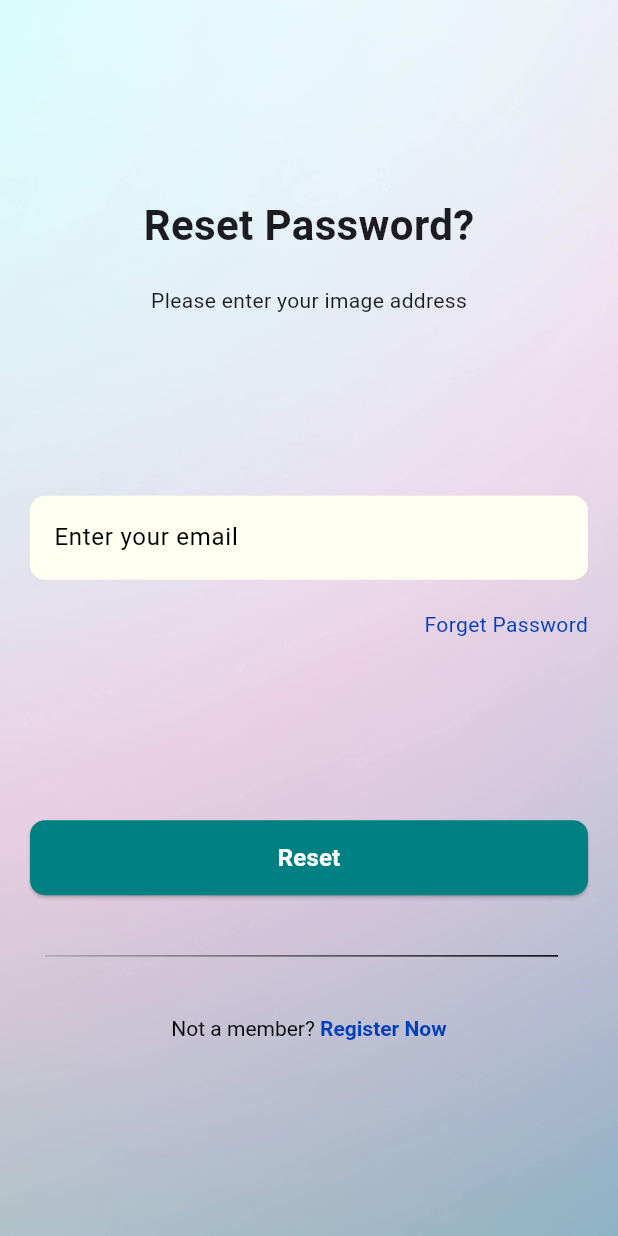
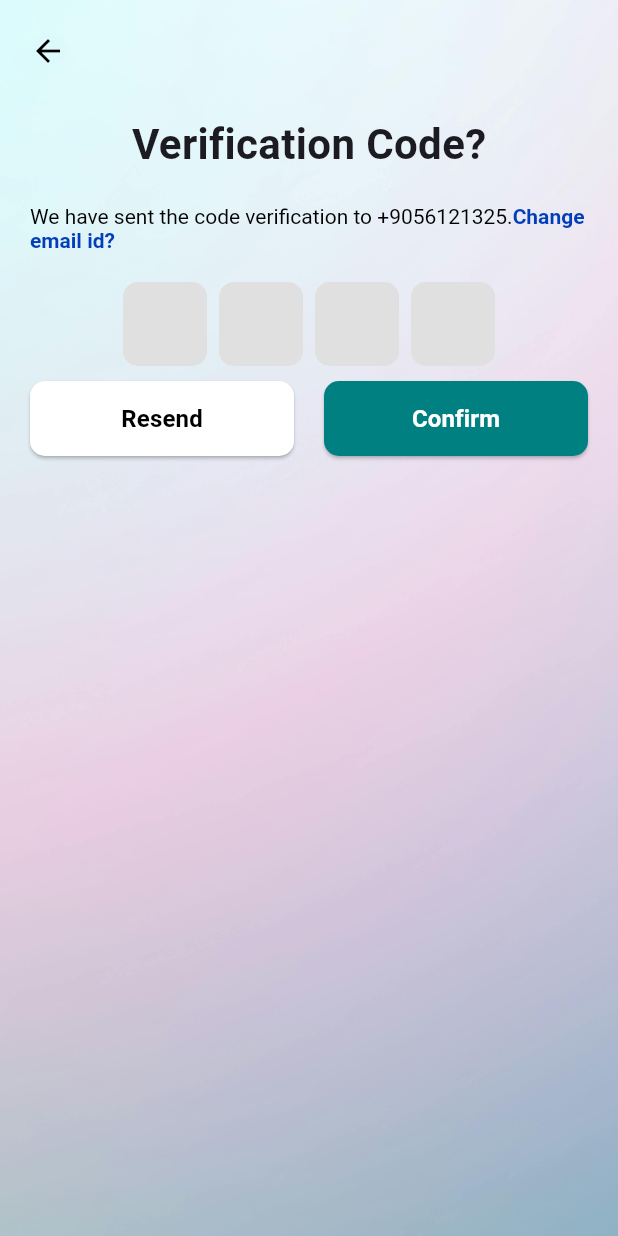
Before and after one commit to abhaysaqi/flutter_auth, a Flutter app: the screen it shows after launch, on a phone screen of 412 x 824 dp. Run offline on Flutter 3.47's test engine with Material 3 defaults, Android fonts, the phone set to English and light mode, and no system bars; drawn by our look-alikes of pinput; our stand-ins replace animate_do, flutter_svg.

Commit message:
done reset password section

```diff
--- a/lib/components/Background.dart
+++ b/lib/components/Background.dart
@@ -1,15 +1,19 @@
 import 'package:flutter/material.dart';
+import 'package:flutter_widgets/components/back_button.dart';
 import 'package:flutter_widgets/data/images.dart';
 
 class Background extends StatelessWidget {
   final Widget child;
-  const Background({super.key, required this.child});
+  final PreferredSizeWidget? appbar;
+  const Background({super.key, required this.child, this.appbar});
 
   @override
   Widget build(BuildContext context) {
     return GestureDetector(
       onTap: () => FocusScope.of(context).unfocus(),
       child: Scaffold(
+        extendBodyBehindAppBar: true,
+        appBar: AppBar(leading: BackBtn(),) ,
         body: Stack(
           children: [
             Positioned.fill(
--- /dev/null
+++ b/lib/components/back_button.dart
@@ -0,0 +1,28 @@
+import 'package:flutter/material.dart';
+import 'package:flutter_widgets/data/colors.dart';
+
+class BackBtn extends StatelessWidget {
+  final VoidCallback? onBack;
+
+  const BackBtn({super.key, this.onBack});
+
+  @override
+  Widget build(BuildContext context) {
+    return Container(
+      padding: const EdgeInsets.only(top: 12, left: 8),
+      alignment: Alignment.centerLeft,
+      child: IconButton(
+        icon: Icon(Icons.arrow_back, color: AppColor.backBtnColor),
+        onPressed:
+            onBack ??
+            () {
+              if (Navigator.canPop(context)) {
+                Navigator.pop(context);
+              } else {
+                Navigator.pop(context); // Optional fallback if using GetX
+              }
+            },
+      ),
+    );
+  }
+}
--- a/lib/data/colors.dart
+++ b/lib/data/colors.dart
@@ -13,5 +13,6 @@ class AppColor {
   static final dividerColor = Color(0XFF000001);
   static final authIconButtonColor = Color(0XFFFFFFF8);
   static final txtButtonColor = Color(0XFF023EBA);
+  static final backBtnColor = Color(0XFF000001);
 
 }
--- a/lib/main.dart
+++ b/lib/main.dart
@@ -3,6 +3,7 @@ import 'package:flutter_widgets/data/colors.dart';
 import 'package:flutter_widgets/screens/forget_password_screen.dart';
 import 'package:flutter_widgets/screens/login_screen.dart';
 import 'package:flutter_widgets/screens/onboarding_screen.dart';
+import 'package:flutter_widgets/screens/otp_verification_screen.dart';
 import 'package:flutter_widgets/screens/signup_screen.dart';
 
 void main() {
@@ -26,7 +27,7 @@ class MyApp extends StatelessWidget {
               borderRadius: BorderRadius.circular(10),
             ),
             backgroundColor: AppColor.primaryBtnColor,
-            minimumSize: Size.fromHeight(50),
+            minimumSize: Size(double.infinity,50),alignment: Alignment.center,
             foregroundColor: AppColor.primaryBtnTxtColor,
           ),
         ),
@@ -59,8 +60,9 @@ class MyApp extends StatelessWidget {
             borderSide: BorderSide.none,
           ),
         ),
+        appBarTheme: AppBarTheme(backgroundColor: Colors.transparent,)
       ),
-      home: ForgetPasswordScreen(),
+      home: OtpVerificationScreen(),
     );
   }
 }
--- a/lib/screens/forget_password_screen.dart
+++ b/lib/screens/forget_password_screen.dart
@@ -4,6 +4,7 @@ import 'package:animate_do/animate_do.dart';
 import 'package:flutter/gestures.dart';
 import 'package:flutter/material.dart';
 import 'package:flutter_widgets/components/Background.dart';
+import 'package:flutter_widgets/components/back_button.dart';
 import 'package:flutter_widgets/data/colors.dart';
 
 class ForgetPasswordScreen extends StatelessWidget {
@@ -13,25 +14,20 @@ class ForgetPasswordScreen extends StatelessWidget {
   Widget build(BuildContext context) {
     final TextEditingController emailController = TextEditingController();
     final key = GlobalKey<FormState>();
-
     return Background(
+      appbar: AppBar(leading: BackBtn()),
       child: Column(
         children: [
           Spacer(flex: 1),
           _headig(),
           SizedBox(height: 20),
           _subheading(),
-          Spacer(flex: 1),
+          // Spacer(flex: 1),
           _loginForm(key, emailController),
-          SizedBox(height: 10),
-          _forgetPassword(),
-          Spacer(),
+
           SizedBox(height: 10),
           _resetPassButton(),
-          SizedBox(height: 30),
-          _orContinueWithDivider(),
-          SizedBox(height: 30),
-          _bottomRegistorNow(),
+
           Spacer(),
         ],
       ),
@@ -55,7 +51,7 @@ class ForgetPasswordScreen extends StatelessWidget {
       delay: const Duration(milliseconds: 900),
       duration: const Duration(milliseconds: 1000),
       child: Text(
-        "Please enter your image address",
+        "Please enter your email address",
         style: TextStyle(fontSize: 14),
       ),
     );
@@ -92,62 +88,4 @@ class ForgetPasswordScreen extends StatelessWidget {
       ),
     );
   }
-
-  _forgetPassword() {
-    return Row(
-      mainAxisAlignment: MainAxisAlignment.end,
-      children: [
-        Text(
-          "Forget Password",
-          style: TextStyle(color: AppColor.forgetPassColor),
-        ),
-      ],
-    );
-  }
-
-  _orContinueWithDivider() {
-    return Padding(
-      padding: EdgeInsets.symmetric(horizontal: 10, vertical: 10),
-      child: Row(
-        children: [
-          Expanded(
-            child: Container(
-              margin: EdgeInsets.only(right: 10),
-              height: 1,
-              decoration: BoxDecoration(
-                gradient: LinearGradient(
-                  begin: Alignment.bottomLeft,
-                  colors: [Color(0XFFa9a9a9), Color(0XFF000001)],
-                ),
-              ),
-            ),
-          ),
-        ],
-      ),
-    );
-  }
-
-  Widget _bottomRegistorNow() {
-    return RichText(
-      text: TextSpan(
-        text: "Not a member? ",
-        style: TextStyle(color: AppColor.primaryTxtColor, fontSize: 14),
-        children: [
-          TextSpan(
-            text: "Register Now",
-            style: TextStyle(
-              color: AppColor.txtButtonColor,
-              fontSize: 14,
-              fontWeight: FontWeight.bold,
-            ),
-            recognizer:
-                TapGestureRecognizer()
-                  ..onTap = () {
-                    log("Register Now tapped");
-                  },
-          ),
-        ],
-      ),
-    );
-  }
 }
--- /dev/null
+++ b/lib/screens/otp_verification_screen.dart
@@ -0,0 +1,179 @@
+import 'dart:developer';
+
+import 'package:animate_do/animate_do.dart';
+import 'package:flutter/gestures.dart';
+import 'package:flutter/material.dart';
+import 'package:flutter_widgets/components/Background.dart';
+import 'package:flutter_widgets/components/back_button.dart';
+import 'package:flutter_widgets/data/colors.dart';
+import 'package:pinput/pinput.dart';
+
+class OtpVerificationScreen extends StatelessWidget {
+  const OtpVerificationScreen({super.key});
+
+  @override
+  Widget build(BuildContext context) {
+    final Map<String, dynamic>? args =
+        ModalRoute.of(context)?.settings.arguments as Map<String, dynamic>?;
+    final int mobile = args?['mobile'] ?? 9056121325; //
+    final bool resend = false;
+    return Background(
+      appbar: AppBar(leading: BackBtn()),
+      child: Column(
+        children: [
+          // Spacer(flex: 1),
+          _headig(),
+          SizedBox(height: 20),
+          _subheading(mobile: mobile),
+
+
+          SizedBox(height: 20),
+          _otpField(),
+          SizedBox(height: 10),
+
+          _confirmButton(resend),
+          Spacer(),
+        ],
+      ),
+    );
+  }
+
+  _headig() {
+    return FadeInUp(
+      delay: const Duration(milliseconds: 700),
+      duration: const Duration(milliseconds: 800),
+      child: Text(
+        "Verification Code?",
+        style: TextStyle(fontSize: 28, fontWeight: FontWeight.bold),
+        textAlign: TextAlign.start,
+      ),
+    );
+  }
+
+  _subheading({required int mobile}) {
+    return FadeInUp(
+      delay: const Duration(milliseconds: 900),
+      duration: const Duration(milliseconds: 1000),
+      child: RichText(
+        text: TextSpan(
+          text: "We have sent the code verification to +$mobile.",
+          style: TextStyle(color: AppColor.primaryTxtColor, fontSize: 14),
+          children: [
+            TextSpan(
+              text: "Change email id?",
+              style: TextStyle(
+                color: AppColor.txtButtonColor,
+                fontSize: 14,
+                fontWeight: FontWeight.bold,
+              ),
+              recognizer:
+                  TapGestureRecognizer()
+                    ..onTap = () {
+                      log("Register Now tapped");
+                    },
+            ),
+          ],
+        ),
+      ),
+    );
+  }
+
+
+  _otpField() {
+    return Pinput(
+      length: 4, // Number of pins
+      keyboardType: TextInputType.number,
+      defaultPinTheme: PinTheme(
+        width: 56,
+        height: 56,
+        decoration: BoxDecoration(
+          color: Colors.grey.shade300,
+          borderRadius: BorderRadius.circular(10),
+        ),
+        textStyle: TextStyle(
+          fontSize: 20,
+          color: Colors.black,
+          fontWeight: FontWeight.w600,
+        ),
+      ),
+
+      focusedPinTheme: PinTheme(
+        width: 56,
+        height: 56,
+        decoration: BoxDecoration(
+          color: Colors.grey.shade300,
+          borderRadius: BorderRadius.circular(10),
+          border: Border.all(color: Colors.teal, width: 2),
+        ),
+        textStyle: TextStyle(
+          fontSize: 20,
+          color: Colors.black,
+          fontWeight: FontWeight.w600,
+        ),
+      ),
+      submittedPinTheme: PinTheme(
+        width: 56,
+        height: 56,
+        decoration: BoxDecoration(
+          color: Colors.grey.shade300,
+          borderRadius: BorderRadius.circular(10),
+        ),
+        textStyle: TextStyle(
+          fontSize: 20,
+          color: Colors.black,
+          fontWeight: FontWeight.w600,
+        ),
+      ),
+      onCompleted: (pin) => log(pin),
+      onSubmitted: (value) {
+        log(value);
+      },
+    );
+  }
+
+  _confirmButton(bool isResend) {
+    return FadeInUp(
+      delay: const Duration(milliseconds: 1000),
+      duration: const Duration(milliseconds: 1100),
+      child: Row(
+        mainAxisAlignment: MainAxisAlignment.spaceEvenly,
+        children: [
+          // IconButton(onPressed: (){}, icon: Icon(Icons.app_blocking))
+          if (!isResend)
+            Expanded(
+              child: ElevatedButton(
+                onPressed: () {},
+                style: ElevatedButton.styleFrom(
+                  backgroundColor: Colors.white
+                ),
+                child: Text(
+                  "Resend",
+                  style: TextStyle(
+                    fontSize: 16,
+                    fontWeight: FontWeight.bold,
+                    color: AppColor.primaryTxtColor,
+                  ),
+                ),
+              ),
+            ),
+            if (!isResend)
+          SizedBox(width: 20),
+          Expanded(
+            child: ElevatedButton(
+              onPressed: () {},
+              // style: ElevatedButton.styleFrom(
+              //   minimumSize: const Size(120, 50),
+              // ),
+              child: Text(
+                "Confirm",
+                style: TextStyle(fontSize: 16, fontWeight: FontWeight.bold),
+              ),
+            ),
+          ),
+          // ,
+          // IconButton(onPressed: (){}, icon: Icon(Icons.architecture))
+        ],
+      ),
+    );
+  }
+}
--- a/pubspec.yaml
+++ b/pubspec.yaml
@@ -36,6 +36,7 @@ dependencies:
   cupertino_icons: ^1.0.8
   flutter_svg: ^2.1.0
   animate_do: ^4.2.0
+  pinput: ^5.0.1
 
 dev_dependencies:
   flutter_test:
```
Also changed, not shown: pubspec.lock.
